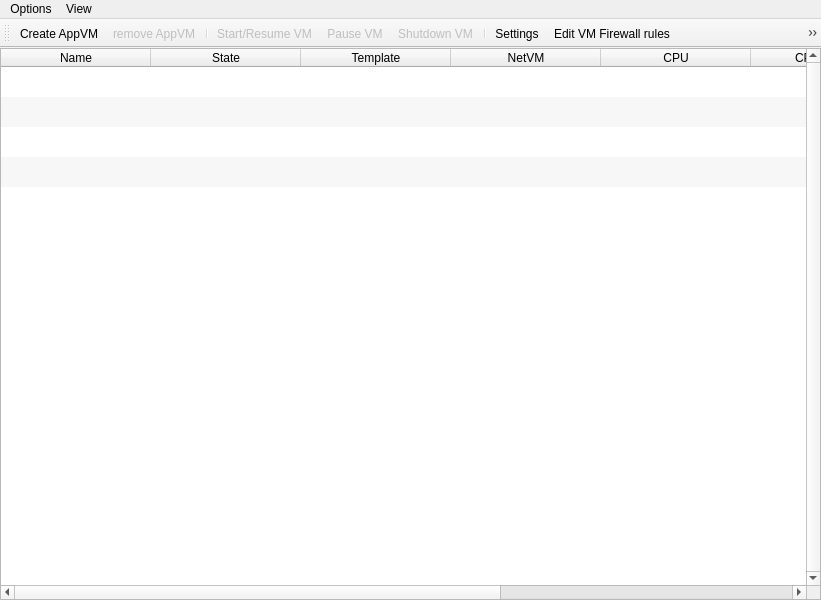
The window that mainwindow.ui (QubesOS/qubes-manager) describes before a commit, drawn with Qt 5.
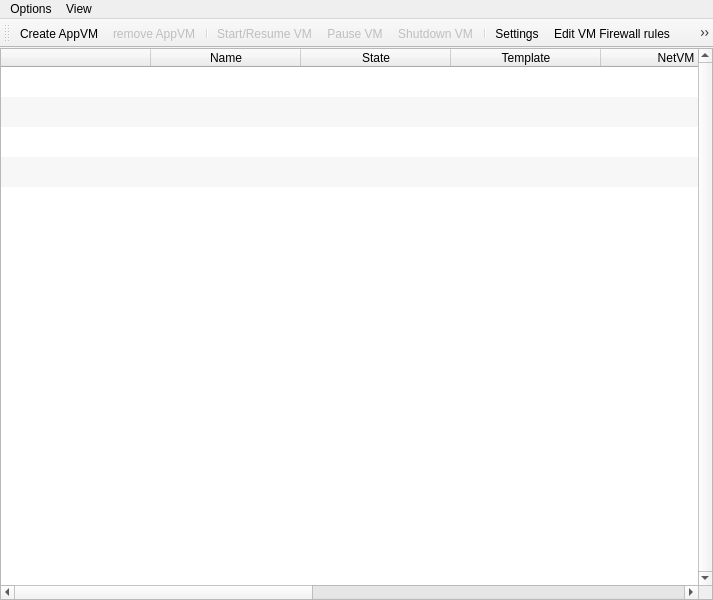
The same window after the commit. Icons and pictures are not drawn.

Commit message: Separate VM label and name columns. (#ticket 484)

The edit to the form file:
```diff
--- a/mainwindow.ui
+++ b/mainwindow.ui
@@ -6,7 +6,7 @@
    <rect>
     <x>0</x>
     <y>0</y>
-    <width>821</width>
+    <width>713</width>
     <height>600</height>
    </rect>
   </property>
@@ -140,6 +140,11 @@
       <row/>
       <row/>
       <row/>
+      <column>
+       <property name="text">
+        <string/>
+       </property>
+      </column>
       <column>
        <property name="text">
         <string>Name</string>
@@ -207,7 +212,7 @@
     <rect>
      <x>0</x>
      <y>0</y>
-     <width>821</width>
+     <width>713</width>
      <height>23</height>
     </rect>
    </property>
```
The commit also changes 1 other file.
